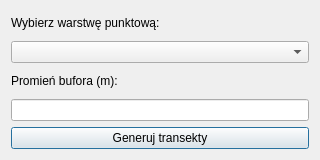
The window that dialog.ui (JayKey/bat_transect_plugin) describes before a commit, drawn with Qt 5.
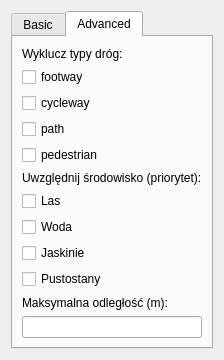
The same window after the commit. The open tabs and pages were chosen to show the change.

```diff
--- a/dialog.ui
+++ b/dialog.ui
@@ -2,18 +2,20 @@
 <ui version="4.0">
  <class>BatTransectsDialog</class>
  <widget class="QDialog" name="BatTransectsDialog">
-  <property name="geometry">
-   <rect>
-    <x>0</x>
-    <y>0</y>
-    <width>320</width>
-    <height>160</height>
-   </rect>
-  </property>
   <property name="windowTitle">
    <string>Bat Transects</string>
   </property>
-  <layout class="QVBoxLayout" name="verticalLayout">
+  <layout class="QVBoxLayout" name="mainLayout">
+   <item>
+    <widget class="QTabWidget" name="tabWidget">
+     <property name="currentIndex">
+      <number>0</number>
+     </property>
+     <widget class="QWidget" name="basicTab">
+      <attribute name="title">
+       <string>Basic</string>
+      </attribute>
+      <layout class="QVBoxLayout" name="basicLayout">
    <item>
     <widget class="QLabel" name="labelLayer">
      <property name="text">
@@ -39,6 +41,97 @@
      <property name="text">
       <string>Generuj transekty</string>
      </property>
+        </widget>
+       </item>
+      </layout>
+     </widget>
+     <widget class="QWidget" name="advancedTab">
+      <attribute name="title">
+       <string>Advanced</string>
+      </attribute>
+      <layout class="QVBoxLayout" name="advancedLayout">
+       <item>
+        <widget class="QLabel" name="labelExclude">
+         <property name="text">
+          <string>Wyklucz typy dróg:</string>
+         </property>
+        </widget>
+       </item>
+       <item>
+        <widget class="QCheckBox" name="checkFootway">
+         <property name="text">
+          <string>footway</string>
+         </property>
+        </widget>
+       </item>
+       <item>
+        <widget class="QCheckBox" name="checkCycleway">
+         <property name="text">
+          <string>cycleway</string>
+         </property>
+        </widget>
+       </item>
+       <item>
+        <widget class="QCheckBox" name="checkPath">
+         <property name="text">
+          <string>path</string>
+         </property>
+        </widget>
+       </item>
+       <item>
+        <widget class="QCheckBox" name="checkPedestrian">
+         <property name="text">
+          <string>pedestrian</string>
+         </property>
+        </widget>
+       </item>
+       <item>
+        <widget class="QLabel" name="labelEnv">
+         <property name="text">
+          <string>Uwzględnij środowisko (priorytet):</string>
+         </property>
+        </widget>
+       </item>
+       <item>
+        <widget class="QCheckBox" name="checkForest">
+         <property name="text">
+          <string>Las</string>
+         </property>
+        </widget>
+       </item>
+       <item>
+        <widget class="QCheckBox" name="checkWater">
+         <property name="text">
+          <string>Woda</string>
+         </property>
+        </widget>
+       </item>
+       <item>
+        <widget class="QCheckBox" name="checkCave">
+         <property name="text">
+          <string>Jaskinie</string>
+         </property>
+        </widget>
+       </item>
+       <item>
+        <widget class="QCheckBox" name="checkAbandoned">
+         <property name="text">
+          <string>Pustostany</string>
+         </property>
+        </widget>
+       </item>
+       <item>
+        <widget class="QLabel" name="labelDistance">
+         <property name="text">
+          <string>Maksymalna odległość (m):</string>
+         </property>
+        </widget>
+       </item>
+       <item>
+        <widget class="QLineEdit" name="lineEditMaxDistance"/>
+       </item>
+      </layout>
+     </widget>
     </widget>
    </item>
   </layout>
```
Lines whose indentation alone changed are shown as unchanged.
